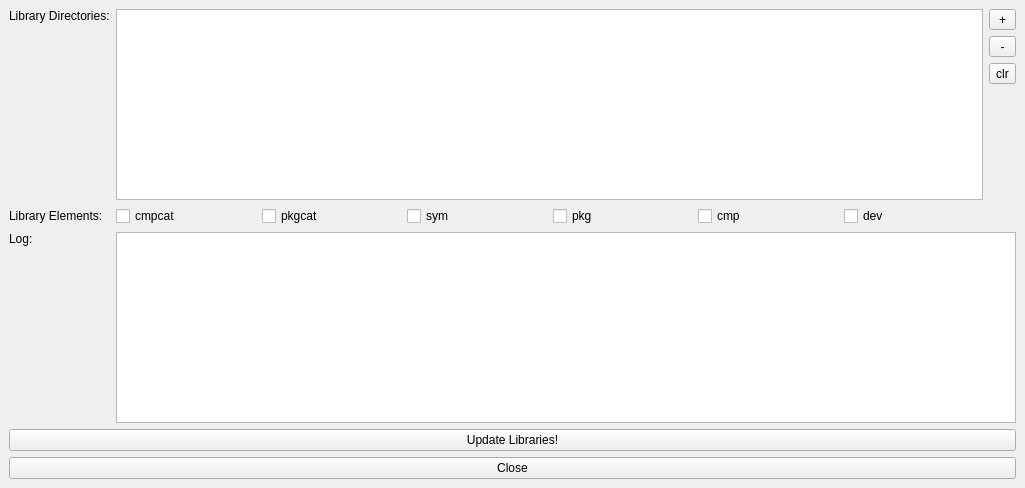
Qt form tools/WorkspaceLibraryUpdater/mainwindow.ui (LibrePCB/LibrePCB) before a commit.
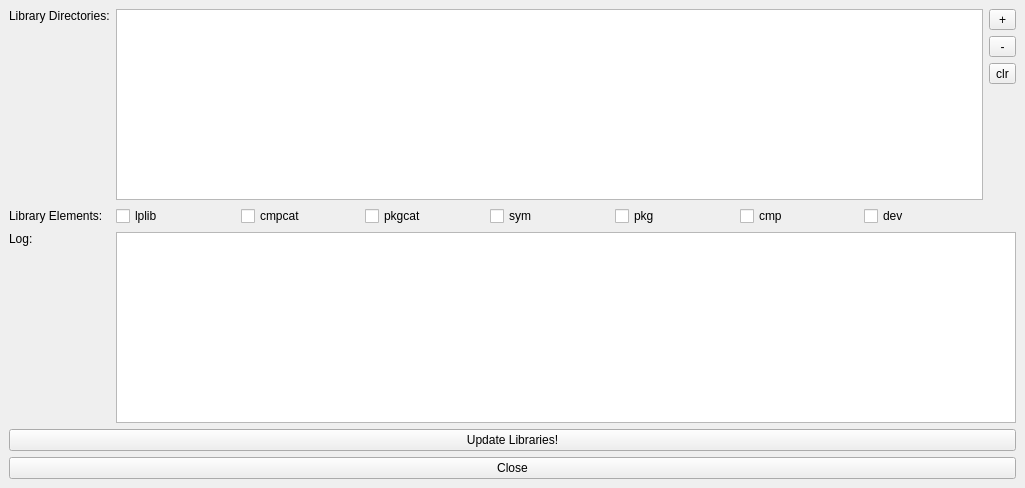
The same form after that commit.

Diff of the .ui file:
```diff
--- a/tools/WorkspaceLibraryUpdater/mainwindow.ui
+++ b/tools/WorkspaceLibraryUpdater/mainwindow.ui
@@ -124,6 +124,13 @@
     </item>
     <item row="4" column="1">
      <layout class="QHBoxLayout" name="horizontalLayout">
+      <item>
+       <widget class="QCheckBox" name="cbx_lplib">
+        <property name="text">
+         <string>lplib</string>
+        </property>
+       </widget>
+      </item>
       <item>
        <widget class="QCheckBox" name="cbx_cmpcat">
         <property name="text">
```
